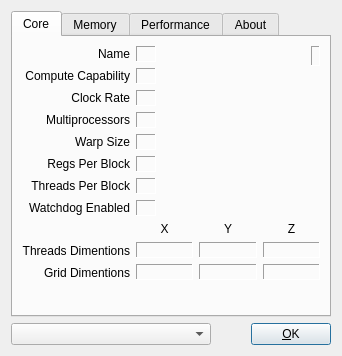
Before: the Qt Designer form ui/czdialog.ui in spainnoobperez/cuda-z, drawn with Qt 5.
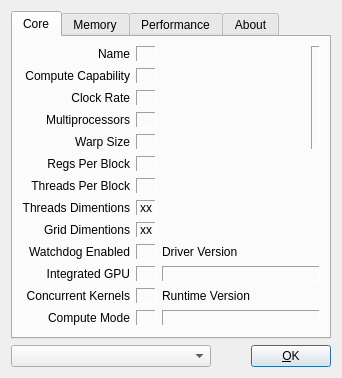
After: the same form once the commit is applied. Icons and pictures are not drawn.

Commit message: + Add driver and runtime versions readout. + Add texture size parameters. + Add new fields to GUI and file exports.

```diff
--- a/ui/czdialog.ui
+++ b/ui/czdialog.ui
@@ -7,7 +7,7 @@
     <x>0</x>
     <y>0</y>
     <width>342</width>
-    <height>356</height>
+    <height>367</height>
    </rect>
   </property>
   <property name="windowTitle">
@@ -17,8 +17,8 @@
    <iconset resource="../res/cuda-z.qrc">
     <normaloff>:/img/icon.png</normaloff>:/img/icon.png</iconset>
   </property>
-  <layout class="QVBoxLayout" name="verticalLayout">
-   <item>
+  <layout class="QGridLayout" name="gridLayout">
+   <item row="0" column="0">
     <widget class="QTabWidget" name="tabInfo">
      <property name="currentIndex">
       <number>0</number>
@@ -54,63 +54,46 @@
          </property>
         </widget>
        </item>
-       <item row="0" column="2" rowspan="7">
-        <layout class="QVBoxLayout" name="verticalLayout_2">
+       <item row="0" column="2" rowspan="5">
+        <layout class="QHBoxLayout" name="horizontalLayout_2">
          <item>
-          <layout class="QHBoxLayout" name="horizontalLayout_2">
-           <item>
-            <spacer name="horizontalSpacer_2">
-             <property name="orientation">
-              <enum>Qt::Horizontal</enum>
-             </property>
-             <property name="sizeHint" stdset="0">
-              <size>
-               <width>40</width>
-               <height>20</height>
-              </size>
-             </property>
-            </spacer>
-           </item>
-           <item>
-            <widget class="QLabel" name="labelDeviceLogo">
-             <property name="sizePolicy">
-              <sizepolicy hsizetype="Preferred" vsizetype="Preferred">
-               <horstretch>0</horstretch>
-               <verstretch>0</verstretch>
-              </sizepolicy>
-             </property>
-             <property name="frameShape">
-              <enum>QFrame::Panel</enum>
-             </property>
-             <property name="frameShadow">
-              <enum>QFrame::Sunken</enum>
-             </property>
-             <property name="text">
-              <string/>
-             </property>
-             <property name="pixmap">
-              <pixmap resource="../res/cuda-z.qrc">:/img/logo-unknown.png</pixmap>
-             </property>
-             <property name="alignment">
-              <set>Qt::AlignCenter</set>
-             </property>
-            </widget>
-           </item>
-          </layout>
-         </item>
-         <item>
-          <spacer name="verticalSpacer">
+          <spacer name="horizontalSpacer_2">
            <property name="orientation">
-            <enum>Qt::Vertical</enum>
+            <enum>Qt::Horizontal</enum>
            </property>
            <property name="sizeHint" stdset="0">
             <size>
-             <width>97</width>
-             <height>88</height>
+             <width>13</width>
+             <height>90</height>
             </size>
            </property>
           </spacer>
          </item>
+         <item>
+          <widget class="QLabel" name="labelDeviceLogo">
+           <property name="sizePolicy">
+            <sizepolicy hsizetype="Preferred" vsizetype="Preferred">
+             <horstretch>0</horstretch>
+             <verstretch>0</verstretch>
+            </sizepolicy>
+           </property>
+           <property name="frameShape">
+            <enum>QFrame::Panel</enum>
+           </property>
+           <property name="frameShadow">
+            <enum>QFrame::Sunken</enum>
+           </property>
+           <property name="text">
+            <string/>
+           </property>
+           <property name="pixmap">
+            <pixmap resource="../res/cuda-z.qrc">:/img/logo-unknown.png</pixmap>
+           </property>
+           <property name="alignment">
+            <set>Qt::AlignCenter</set>
+           </property>
+          </widget>
+         </item>
         </layout>
        </item>
        <item row="1" column="0">
@@ -228,6 +211,19 @@
          </property>
         </widget>
        </item>
+       <item row="5" column="2" rowspan="4">
+        <spacer name="verticalSpacer">
+         <property name="orientation">
+          <enum>Qt::Vertical</enum>
+         </property>
+         <property name="sizeHint" stdset="0">
+          <size>
+           <width>103</width>
+           <height>75</height>
+          </size>
+         </property>
+        </spacer>
+       </item>
        <item row="6" column="0">
         <widget class="QLabel" name="labelThreads">
          <property name="text">
@@ -252,6 +248,52 @@
         </widget>
        </item>
        <item row="7" column="0">
+        <widget class="QLabel" name="labelThreadsDim">
+         <property name="text">
+          <string>Threads Dimentions</string>
+         </property>
+         <property name="alignment">
+          <set>Qt::AlignRight|Qt::AlignTrailing|Qt::AlignVCenter</set>
+         </property>
+        </widget>
+       </item>
+       <item row="7" column="1">
+        <widget class="QLabel" name="labelThreadsDimText">
+         <property name="frameShape">
+          <enum>QFrame::Panel</enum>
+         </property>
+         <property name="frameShadow">
+          <enum>QFrame::Sunken</enum>
+         </property>
+         <property name="text">
+          <string>&lt;X&gt;x&lt;Y&gt;x&lt;Z&gt;</string>
+         </property>
+        </widget>
+       </item>
+       <item row="8" column="0">
+        <widget class="QLabel" name="labelGridDim">
+         <property name="text">
+          <string>Grid Dimentions</string>
+         </property>
+         <property name="alignment">
+          <set>Qt::AlignRight|Qt::AlignTrailing|Qt::AlignVCenter</set>
+         </property>
+        </widget>
+       </item>
+       <item row="8" column="1">
+        <widget class="QLabel" name="labelGridDimText">
+         <property name="frameShape">
+          <enum>QFrame::Panel</enum>
+         </property>
+         <property name="frameShadow">
+          <enum>QFrame::Sunken</enum>
+         </property>
+         <property name="text">
+          <string>&lt;X&gt;x&lt;Y&gt;x&lt;Z&gt;</string>
+         </property>
+        </widget>
+       </item>
+       <item row="9" column="0">
         <widget class="QLabel" name="labelWatchdog">
          <property name="text">
           <string>Watchdog Enabled</string>
@@ -261,7 +303,7 @@
          </property>
         </widget>
        </item>
-       <item row="7" column="1">
+       <item row="9" column="1">
         <widget class="QLabel" name="labelWatchdogText">
          <property name="frameShape">
           <enum>QFrame::Panel</enum>
@@ -274,122 +316,59 @@
          </property>
         </widget>
        </item>
-       <item row="8" column="1" rowspan="3" colspan="2">
-        <layout class="QGridLayout" name="gridLayout">
-         <item row="0" column="0">
-          <widget class="QLabel" name="labelDimX">
-           <property name="text">
-            <string>X</string>
-           </property>
-           <property name="alignment">
-            <set>Qt::AlignCenter</set>
-           </property>
-          </widget>
-         </item>
-         <item row="0" column="1">
-          <widget class="QLabel" name="labelDimY">
-           <property name="text">
-            <string>Y</string>
-           </property>
-           <property name="alignment">
-            <set>Qt::AlignCenter</set>
-           </property>
-          </widget>
-         </item>
-         <item row="0" column="2">
-          <widget class="QLabel" name="labelDimZ">
-           <property name="text">
-            <string>Z</string>
-           </property>
-           <property name="alignment">
-            <set>Qt::AlignCenter</set>
-           </property>
-          </widget>
-         </item>
-         <item row="1" column="0">
-          <widget class="QLabel" name="labelThreadsDimTextX">
-           <property name="frameShape">
-            <enum>QFrame::Panel</enum>
-           </property>
-           <property name="frameShadow">
-            <enum>QFrame::Sunken</enum>
-           </property>
-           <property name="text">
-            <string>&lt;X&gt;</string>
-           </property>
-          </widget>
-         </item>
-         <item row="1" column="1">
-          <widget class="QLabel" name="labelThreadsDimTextY">
-           <property name="frameShape">
-            <enum>QFrame::Panel</enum>
-           </property>
-           <property name="frameShadow">
-            <enum>QFrame::Sunken</enum>
-           </property>
-           <property name="text">
-            <string>&lt;Y&gt;</string>
-           </property>
-          </widget>
-         </item>
-         <item row="1" column="2">
-          <widget class="QLabel" name="labelThreadsDimTextZ">
-           <property name="frameShape">
-            <enum>QFrame::Panel</enum>
-           </property>
-           <property name="frameShadow">
-            <enum>QFrame::Sunken</enum>
-           </property>
-           <property name="text">
-            <string>&lt;Z&gt;</string>
-           </property>
-          </widget>
-         </item>
-         <item row="2" column="0">
-          <widget class="QLabel" name="labelGridDimTextX">
-           <property name="frameShape">
-            <enum>QFrame::Panel</enum>
-           </property>
-           <property name="frameShadow">
-            <enum>QFrame::Sunken</enum>
-           </property>
-           <property name="text">
-            <string>&lt;X&gt;</string>
-           </property>
-          </widget>
-         </item>
-         <item row="2" column="1">
-          <widget class="QLabel" name="labelGridDimTextY">
-           <property name="frameShape">
-            <enum>QFrame::Panel</enum>
-           </property>
-           <property name="frameShadow">
-            <enum>QFrame::Sunken</enum>
-           </property>
-           <property name="text">
-            <string>&lt;Y&gt;</string>
-           </property>
-          </widget>
-         </item>
-         <item row="2" column="2">
-          <widget class="QLabel" name="labelGridDimTextZ">
-           <property name="frameShape">
-            <enum>QFrame::Panel</enum>
-           </property>
-           <property name="frameShadow">
-            <enum>QFrame::Sunken</enum>
-           </property>
-           <property name="text">
-            <string>&lt;Z&gt;</string>
-           </property>
-          </widget>
-         </item>
-        </layout>
+       <item row="9" column="2">
+        <widget class="QLabel" name="labelDrvVersion">
+         <property name="text">
+          <string>Driver Version</string>
+         </property>
+         <property name="alignment">
+          <set>Qt::AlignLeading|Qt::AlignLeft|Qt::AlignVCenter</set>
+         </property>
+        </widget>
        </item>
        <item row="10" column="0">
-        <widget class="QLabel" name="labelGridDim">
+        <widget class="QLabel" name="labelIntegrated">
          <property name="text">
-          <string>Grid Dimentions</string>
+          <string>Integrated GPU</string>
+         </property>
+         <property name="alignment">
+          <set>Qt::AlignRight|Qt::AlignTrailing|Qt::AlignVCenter</set>
+         </property>
+        </widget>
+       </item>
+       <item row="10" column="1">
+        <widget class="QLabel" name="labelIntegratedText">
+         <property name="frameShape">
+          <enum>QFrame::Panel</enum>
+         </property>
+         <property name="frameShadow">
+          <enum>QFrame::Sunken</enum>
+         </property>
+         <property name="text">
+          <string>&lt;yes/no&gt;</string>
+         </property>
+        </widget>
+       </item>
+       <item row="10" column="2">
+        <widget class="QLabel" name="labelDrvVersionText">
+         <property name="frameShape">
+          <enum>QFrame::Panel</enum>
+         </property>
+         <property name="frameShadow">
+          <enum>QFrame::Sunken</enum>
+         </property>
+         <property name="text">
+          <string>&lt;ver&gt;</string>
+         </property>
+         <property name="alignment">
+          <set>Qt::AlignRight|Qt::AlignTrailing|Qt::AlignVCenter</set>
+         </property>
+        </widget>
+       </item>
+       <item row="11" column="0">
+        <widget class="QLabel" name="labelConcurrentKernels">
+         <property name="text">
+          <string>Concurrent Kernels</string>
          </property>
          <property name="alignment">
           <set>Qt::AlignRight|Qt::AlignTrailing|Qt::AlignVCenter</set>
@@ -397,6 +376,68 @@
         </widget>
        </item>
        <item row="11" column="1">
+        <widget class="QLabel" name="labelConcurrentKernelsText">
+         <property name="frameShape">
+          <enum>QFrame::Panel</enum>
+         </property>
+         <property name="frameShadow">
+          <enum>QFrame::Sunken</enum>
+         </property>
+         <property name="text">
+          <string>&lt;yes/no&gt;</string>
+         </property>
+        </widget>
+       </item>
+       <item row="11" column="2">
+        <widget class="QLabel" name="labelRtVersion">
+         <property name="text">
+          <string>Runtime Version</string>
+         </property>
+         <property name="alignment">
+          <set>Qt::AlignLeading|Qt::AlignLeft|Qt::AlignVCenter</set>
+         </property>
+        </widget>
+       </item>
+       <item row="12" column="0">
+        <widget class="QLabel" name="labelComputeMode">
+         <property name="text">
+          <string>Compute Mode</string>
+         </property>
+         <property name="alignment">
+          <set>Qt::AlignRight|Qt::AlignTrailing|Qt::AlignVCenter</set>
+         </property>
+        </widget>
+       </item>
+       <item row="12" column="1">
+        <widget class="QLabel" name="labelComputeModeText">
+         <property name="frameShape">
+          <enum>QFrame::Panel</enum>
+         </property>
+         <property name="frameShadow">
+          <enum>QFrame::Sunken</enum>
+         </property>
+         <property name="text">
+          <string>&lt;mode&gt;</string>
+         </property>
+        </widget>
+       </item>
+       <item row="12" column="2">
+        <widget class="QLabel" name="labelRtVersionText">
+         <property name="frameShape">
+          <enum>QFrame::Panel</enum>
+         </property>
+         <property name="frameShadow">
+          <enum>QFrame::Sunken</enum>
+         </property>
+         <property name="text">
+          <string>&lt;ver&gt;</string>
+         </property>
+         <property name="alignment">
+          <set>Qt::AlignRight|Qt::AlignTrailing|Qt::AlignVCenter</set>
+         </property>
+        </widget>
+       </item>
+       <item row="13" column="0" colspan="3">
         <spacer name="verticalSpacer_2">
          <property name="orientation">
           <enum>Qt::Vertical</enum>
@@ -409,16 +450,6 @@
          </property>
         </spacer>
        </item>
-       <item row="9" column="0">
-        <widget class="QLabel" name="labelThreadsDim">
-         <property name="text">
-          <string>Threads Dimentions</string>
-         </property>
-         <property name="alignment">
-          <set>Qt::AlignRight|Qt::AlignTrailing|Qt::AlignVCenter</set>
-         </property>
-        </widget>
-       </item>
       </layout>
      </widget>
      <widget class="QWidget" name="tabMemory">
@@ -1028,7 +1059,7 @@
      </widget>
     </widget>
    </item>
-   <item>
+   <item row="1" column="0">
     <layout class="QHBoxLayout" name="horizontalLayout">
      <item>
       <widget class="QComboBox" name="comboDevice">
```
Left out of the diff: 134 changed lines with no effect on the pictures. The commit also changes 5 other files.
